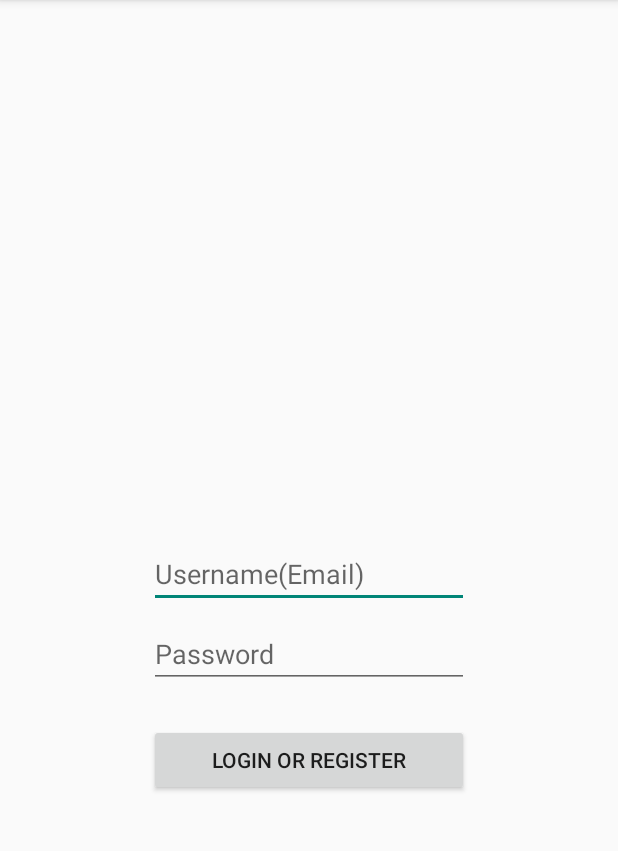
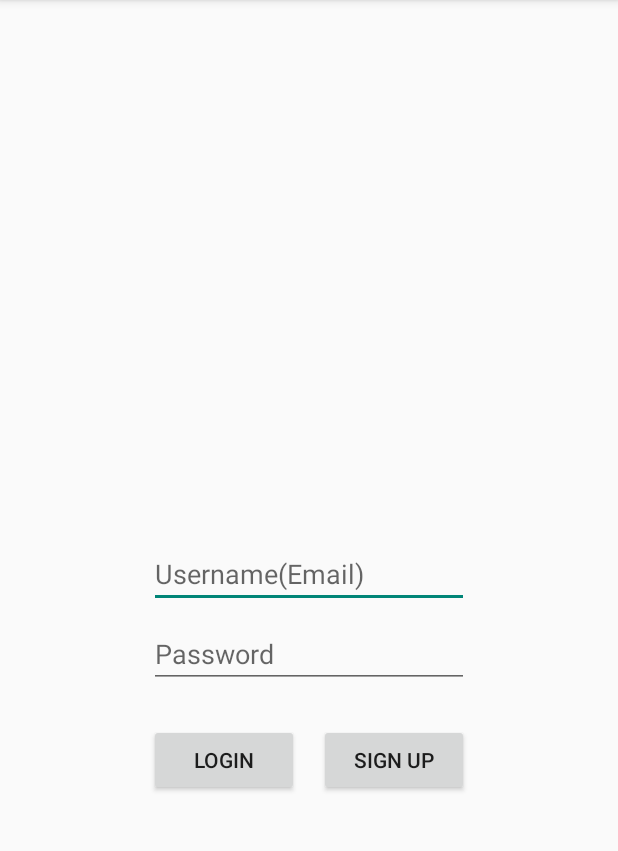
Before and after one commit to Cadetll98/CSE115A-Bon-Appetit, an Android app built with Jetpack Compose: the screen it shows after launch (LoginUI), on a phone screen of 412 x 824 dp, the part 84-935 px from its top. Run offline under Robolectric (Android 15) with nearby library versions, the phone set to English and light mode, and no system bars; our stand-ins replace Firebase (no records; nobody signed in at launch, a user with empty details on screens opened directly), accompanist; pictures from the network do not load.

Commit message:
finish the logout part

```diff
--- a/app/src/main/AndroidManifest.xml
+++ b/app/src/main/AndroidManifest.xml
@@ -12,7 +12,7 @@
         android:label="@string/app_name"
         android:supportsRtl="true"
         android:theme="@style/Theme.AppCompat.Light"
-        tools:targetApi="31" >
+        tools:targetApi="31">
         <activity
             android:name=".LoginUI"
             android:exported="false">
--- a/app/src/main/java/com/cookingapp/MainActivity.kt
+++ b/app/src/main/java/com/cookingapp/MainActivity.kt
@@ -14,18 +14,26 @@ package com.cookingapp
 
 import android.content.Intent
 import android.os.Bundle
+import android.widget.Toast
 import androidx.activity.ComponentActivity
 import androidx.activity.compose.setContent
 import androidx.compose.foundation.layout.*
 import androidx.compose.foundation.lazy.LazyColumn
 import androidx.compose.material.icons.Icons
 import androidx.compose.material.icons.filled.Add
+import androidx.compose.material.icons.filled.Close
+import androidx.compose.material.icons.outlined.FavoriteBorder
 import androidx.compose.material3.*
 import androidx.compose.ui.Modifier
 import androidx.compose.ui.unit.dp
 import com.cookingapp.ui.theme.CookingAppTheme
+import com.google.firebase.auth.FirebaseAuth
+import com.google.firebase.auth.ktx.auth
+import com.google.firebase.ktx.Firebase
+import java.sql.Types.NULL
 
 class MainActivity : ComponentActivity() {
+
     @OptIn(ExperimentalMaterial3Api::class)
     override fun onCreate(savedInstanceState: Bundle?) {
         super.onCreate(savedInstanceState)
@@ -53,6 +61,7 @@ class MainActivity : ComponentActivity() {
                                 )
                             }
                         },
+
                         // Top bar for home page
                         topBar = {
                             MediumTopAppBar( // Medium size top bar
@@ -63,8 +72,44 @@ class MainActivity : ComponentActivity() {
                                     containerColor = MaterialTheme.colorScheme.surfaceVariant,  // set colors for container
                                     titleContentColor = MaterialTheme.colorScheme.onSurfaceVariant  // set color for text based on theme
                                 )
+
+
+
                             )
+
+                        },
+                        bottomBar = {
+                            BottomAppBar () {
+                                Button(
+                                    onClick = {
+                                        Toast.makeText(baseContext,"You are logout",Toast.LENGTH_SHORT).show()
+                                        val intent = Intent(baseContext, LoginUI::class.java)
+                                        startActivity(intent)
+
+                                    },
+                                    contentPadding = PaddingValues(
+                                        start = 20.dp,
+                                        top = 12.dp,
+                                        end = 20.dp,
+                                        bottom = 12.dp
+                                    )
+                                )
+                                {    // gives a logout button
+                                    Icon(
+                                        Icons.Filled.Close,
+                                        contentDescription = "Favorite",
+                                        modifier = Modifier.size(ButtonDefaults.IconSize),
+
+                                    )
+                                    Spacer(Modifier.size(ButtonDefaults.IconSpacing))
+                                    Text("Logout")
+                                }
+                            }
                         }
+
+
+
+
                     ) { values ->   // set values for scroller
                         LazyColumn (contentPadding = values) {  // lazy column to create scroller down
                             items(10) { // set amount of items in scroller
--- a/app/src/main/java/com/cookingapp/ui/theme/Theme.kt
+++ b/app/src/main/java/com/cookingapp/ui/theme/Theme.kt
@@ -82,7 +82,8 @@ private val LightColorPalette = lightColorScheme(
 
 // Composable for the colorSchemes. Sets requirements to select theme being used
 @Composable
-fun CookingAppTheme(darkTheme: Boolean = isSystemInDarkTheme(), content: @Composable () -> Unit) {
+fun CookingAppTheme(darkTheme: Boolean = isSystemInDarkTheme(),
+                    content: @Composable () -> Unit) {
     // sets colors for theme based on Android version. Must meet minimum requirement due to
     // Dynamic coloring being used
     val useDynamicColors = Build.VERSION.SDK_INT >= Build.VERSION_CODES.S
--- a/app/src/main/res/layout/activity_login_ui.xml
+++ b/app/src/main/res/layout/activity_login_ui.xml
@@ -34,11 +34,23 @@ tools:context=".LoginUI">
 
     <Button
         android:id="@+id/loginButton"
-    android:layout_width="0dp"
+        android:layout_width="100dp"
         android:layout_height="wrap_content"
         android:layout_marginTop="24dp"
-    android:text="Login or Register"
+        android:text="Login"
         app:layout_constraintEnd_toEndOf="@+id/editTextTextPassword"
+        app:layout_constraintHorizontal_bias="0.0"
+        app:layout_constraintStart_toStartOf="@+id/editTextTextPassword"
+        app:layout_constraintTop_toBottomOf="@+id/editTextTextPassword" />
+
+    <Button
+        android:id="@+id/registerButton"
+        android:layout_width="100dp"
+        android:layout_height="wrap_content"
+        android:layout_marginTop="24dp"
+        android:text="Sign up"
+        app:layout_constraintEnd_toEndOf="@+id/editTextTextPassword"
+        app:layout_constraintHorizontal_bias="1.0"
         app:layout_constraintStart_toStartOf="@+id/editTextTextPassword"
         app:layout_constraintTop_toBottomOf="@+id/editTextTextPassword" />
 
```
Lines whose indentation alone changed are shown as unchanged.
